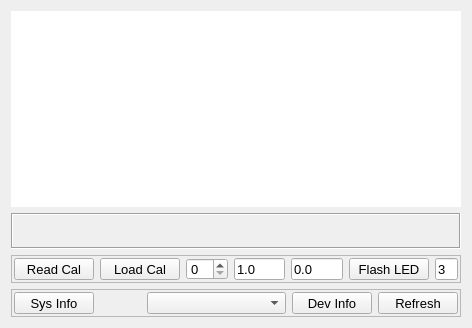
Old version of the form infoform.ui in the repository MccDv/mdihattest.
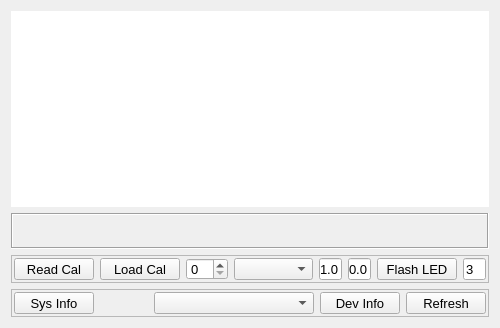
New version of the form.

Diff of the .ui file:
```diff
--- a/infoform.ui
+++ b/infoform.ui
@@ -198,6 +198,9 @@
         </property>
        </widget>
       </item>
+      <item>
+       <widget class="QComboBox" name="cmbTcType"/>
+      </item>
       <item>
        <widget class="QLineEdit" name="leSlope">
         <property name="toolTip">
```
